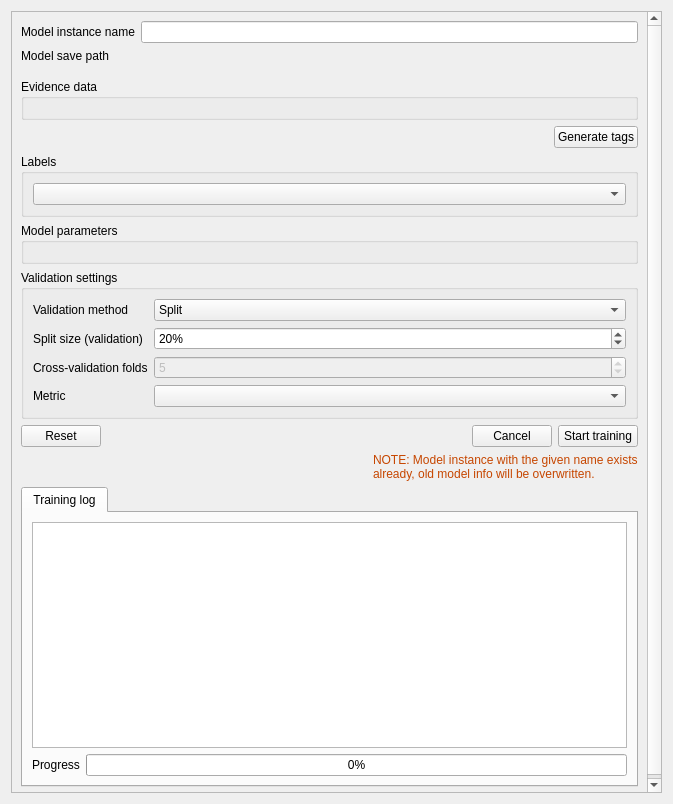
The window that eis_qgis_plugin/resources/ui/modeling/training.ui (GispoCoding/eis_qgis_plugin) describes before a commit, drawn with Qt 5.
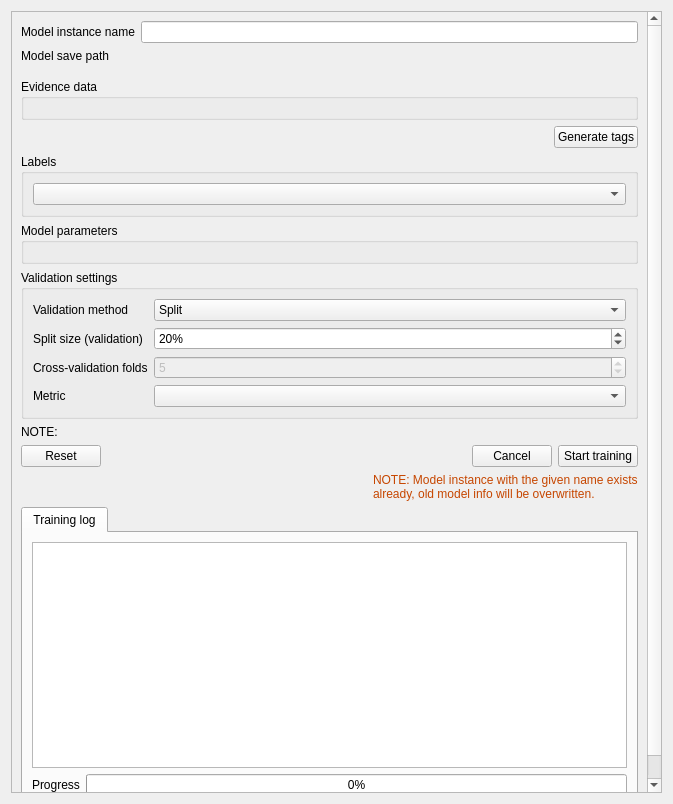
The same window after the commit. Custom widgets are drawn as their Qt base class.

Commit message: fix(modeling): Added check for selecting invalid penalty-solver combination in LR training

```diff
--- a/eis_qgis_plugin/resources/ui/modeling/training.ui
+++ b/eis_qgis_plugin/resources/ui/modeling/training.ui
@@ -25,7 +25,7 @@
         <x>0</x>
         <y>0</y>
         <width>639</width>
-        <height>853</height>
+        <height>876</height>
        </rect>
       </property>
       <layout class="QVBoxLayout" name="verticalLayout_2">
@@ -242,6 +242,19 @@
          </layout>
         </widget>
        </item>
+       <item>
+        <widget class="QLabel" name="paramateres_ok_label">
+         <property name="sizePolicy">
+          <sizepolicy hsizetype="Preferred" vsizetype="Preferred">
+           <horstretch>0</horstretch>
+           <verstretch>0</verstretch>
+          </sizepolicy>
+         </property>
+         <property name="text">
+          <string>NOTE:</string>
+         </property>
+        </widget>
+       </item>
        <item>
         <layout class="QHBoxLayout" name="reset_start_layout">
          <item>
```
The commit also changes 2 other files.
